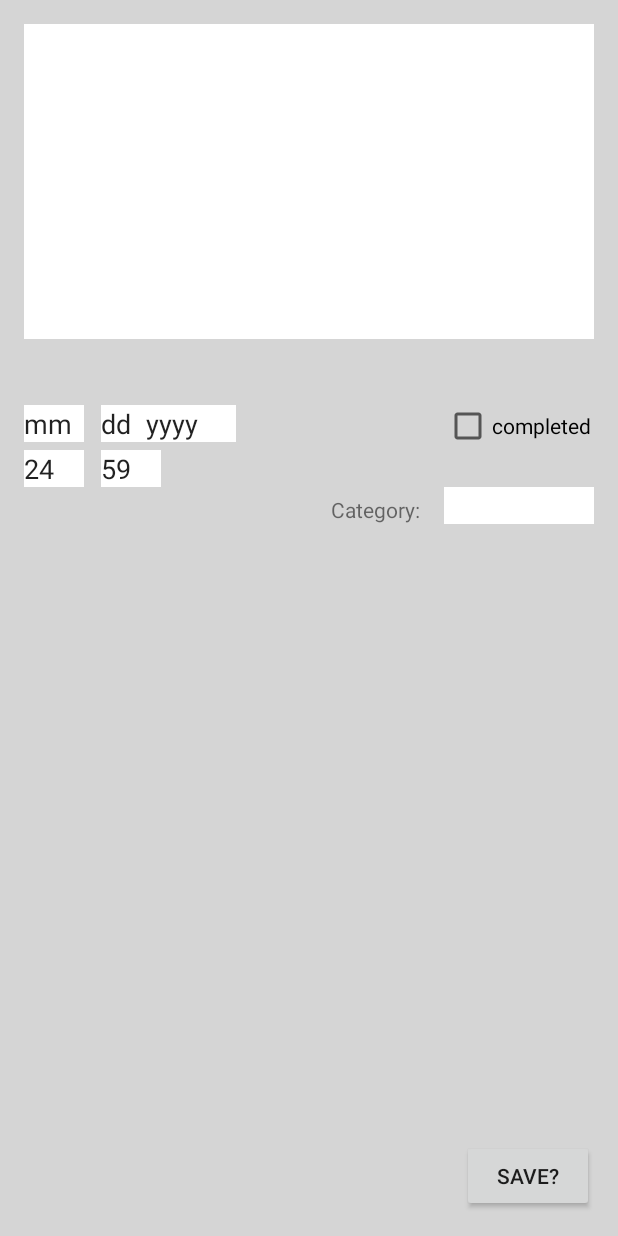
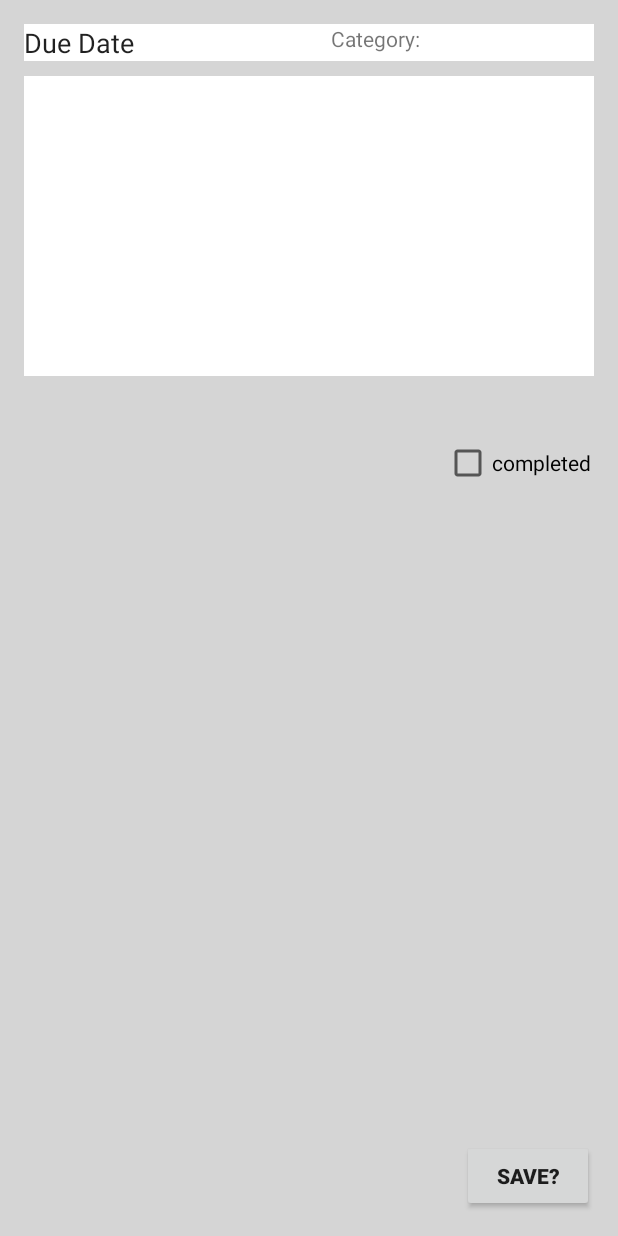
Before and after one commit to evbrosi/ToDewList, an Android app: the layout activity_to_do_card_create.xml on its own in the app's theme, with its tools: preview values and no code run, on a phone screen of 412 x 824 dp. Run offline under Robolectric (Android 15) with nearby library versions, the phone set to English and light mode, and no system bars.

Commit message:
spent an hour trying to figure out why my R's were red. Kept rebuilding and rebuilding- slowly realized that i'm an idiot and that the xml file was blowing in the wind up. So its fixed and now my life seems pointless.

```diff
--- a/app/src/main/java/com/example/mtndew3/ToDoCardCreate.java
+++ b/app/src/main/java/com/example/mtndew3/ToDoCardCreate.java
@@ -36,15 +36,15 @@ public class ToDoCardCreate extends AppCompatActivity {
         super.onCreate(savedInstanceState);
         setContentView(R.layout.activity_to_do_card_create);
 
-        cardTitle = (EditText) findViewById(R.id.card_title);
-        cardText = (EditText) findViewById(R.id.card_text);
+        cardTitle = (EditText) findViewById(R.id.create_title);
+        cardText = (EditText) findViewById(R.id.create_text);
 //        cardDueYear = (EditText) findViewById(R.id.due_year);
 //        cardDueMonth = (EditText) findViewById(R.id.due_month);
 //        cardDueDay = (EditText) findViewById(R.id.due_day);
 //        cardDueHour = (EditText) findViewById(R.id.due_hour);
 //        cardDueMinute = (EditText) findViewById(R.id.due_minute);
-        cardDueDate = (EditText) findViewById(R.id.due_date);
-        cardCategory = (EditText) findViewById(R.id.card_category);
+        cardDueDate = (EditText) findViewById(R.id.create_due_date);
+        cardCategory = (EditText) findViewById(R.id.create_category);
 
         Intent intent = getIntent();
 
@@ -62,17 +62,12 @@ public class ToDoCardCreate extends AppCompatActivity {
 
         //   CheckBox isItDone = (checkbox) findViewById(R.id.is_complete);
 
-        Button saveButton = (Button) findViewById(R.id.save_button1);
-        saveButton.setOnClickListener(new View.OnClickListener() {
+        save_button1.setOnClickListener(new View.OnClickListener() {
             @Override
             public void onClick(View v) {
                 Intent intent = getIntent();
                 intent.putExtra("title", cardTitle.getText().toString());
                 intent.putExtra("text", cardText.getText().toString());
-                intent.putExtra("yyyy", cardDueYear.getText().toString());
-                intent.putExtra("mm", cardDueMonth.getText().toString());
-                intent.putExtra("dd", cardDueDay.getText().toString());
-                intent.putExtra("yyyy", cardDueYear.getText().toString());
                 intent.putExtra("dueDate", cardDueDate.getText().toString());
                 intent.putExtra("category", cardCategory.getText().toString());
                 intent.putExtra("index", index);
--- a/app/src/main/res/layout/activity_to_do_card_create.xml
+++ b/app/src/main/res/layout/activity_to_do_card_create.xml
@@ -25,8 +25,8 @@
             android:layout_height="200dp"
             android:inputType="textMultiLine"
             android:ems="10"
-            android:id="@+id/card_text"
-            android:layout_below="@+id/card_title"
+            android:id="@+id/create_text"
+            android:layout_below="@+id/create_title"
             android:layout_alignParentLeft="true"
             android:layout_alignParentStart="true"
             android:layout_marginTop="10dp"
@@ -36,105 +36,43 @@
     <Button
         android:layout_width="wrap_content"
         android:layout_height="wrap_content"
-        android:text="Save?"
+        android:text="SAVE?"
         android:id="@+id/save_button1"
+        android:textStyle="bold"
         android:layout_alignParentBottom="true"
         android:layout_alignParentEnd="true" />
 
-    <EditText
-        android:layout_width="40dp"
-        android:layout_height="wrap_content"
-        android:id="@+id/due_month"
-        android:text="mm"
-        android:background="#ffffff"
-        android:inputType="datetime"
-        android:maxLength="2"
-        android:singleLine="true"
-        android:selectAllOnFocus="true"
-        android:layout_alignBaseline="@+id/is_complete"
-        android:layout_alignBottom="@+id/is_complete"
-        android:layout_alignParentStart="true" />
-
-    <EditText
-        android:layout_width="40dp"
-        android:layout_height="wrap_content"
-        android:id="@+id/due_hour"
-        android:text="24"
-        android:background="#ffffff"
-        android:inputType="datetime"
-        android:maxLength="2"
-        android:singleLine="true"
-        android:selectAllOnFocus="true"
-        android:layout_alignParentStart="true"
-        android:layout_below="@+id/is_complete" />
 
     <EditText
         android:layout_width="100dp"
         android:layout_height="wrap_content"
-        android:id="@+id/card_category"
+        android:id="@+id/create_category"
         android:background="#ffffff"
-        android:layout_below="@+id/due_hour"
         android:layout_alignParentEnd="true" />
 
     <TextView
         android:layout_width="wrap_content"
         android:layout_height="wrap_content"
         android:text="Category: "
-        android:layout_alignBottom="@+id/card_category"
-        android:layout_toStartOf="@+id/card_category"
+        android:layout_toStartOf="@+id/create_category"
         android:layout_marginEnd="12dp" />
 
     <CheckBox
         android:text="completed"
         android:layout_width="wrap_content"
         android:layout_height="wrap_content"
-        android:id="@+id/is_complete"
-        android:onClick="isComplete"
+        android:id="@+id/is_it_complete_button"
         android:focusable="false"
         android:layout_marginTop="42dp"
-        android:layout_below="@+id/card_text"
-        android:layout_alignStart="@+id/card_category" />
+        android:layout_below="@+id/create_text"
+        android:layout_alignStart="@+id/create_category" />
 
     <EditText
-        android:layout_width="60dp"
+        android:layout_width="wrap_content"
         android:layout_height="wrap_content"
-        android:id="@+id/due_date"
-        android:text="yyyy"
-        android:background="#ffffff"
-        android:inputType="datetime"
-        android:maxLength="4"
-        android:singleLine="true"
-        android:selectAllOnFocus="true"
-        android:layout_toEndOf="@+id/due_day"
-        android:layout_alignTop="@+id/due_day"
-        android:layout_alignBottom="@+id/due_day" />
+        android:id="@+id/create_due_date"
+        android:text="Due Date"
+        android:background="#ffffff" />
 
-    <EditText
-        android:layout_width="40dp"
-        android:layout_height="wrap_content"
-        android:id="@+id/due_minute"
-        android:text="59"
-        android:background="#ffffff"
-        android:inputType="datetime"
-        android:maxLength="2"
-        android:singleLine="true"
-        android:selectAllOnFocus="true"
-        android:layout_alignStart="@+id/due_day"
-        android:layout_toStartOf="@+id/due_year"
-        android:layout_alignTop="@+id/due_hour" />
 
-    <EditText
-        android:layout_width="30dp"
-        android:layout_height="wrap_content"
-        android:id="@+id/due_day"
-        android:text="dd"
-        android:background="#ffffff"
-        android:inputType="datetime"
-        android:maxLength="2"
-        android:singleLine="true"
-        android:selectAllOnFocus="true"
-        android:layout_marginStart="11dp"
-        android:layout_alignBaseline="@+id/due_month"
-        android:layout_alignBottom="@+id/due_month"
-        android:layout_toEndOf="@+id/due_month" />
 </RelativeLayout>
--- a/app/src/main/res/layout/todo_list_category.xml
+++ b/app/src/main/res/layout/todo_list_category.xml
@@ -1,9 +1,6 @@
-<?xml version="1.0" encoding="utf-8"?>
 <?xml version="1.0" encoding="utf-8"?>
 <RelativeLayout xmlns:android="http://schemas.android.com/apk/res/android"
     android:layout_width="match_parent" android:layout_height="match_parent">
-
-
     <TextView
         android:id='@+id/category'
         android:layout_width="wrap_content"
```
